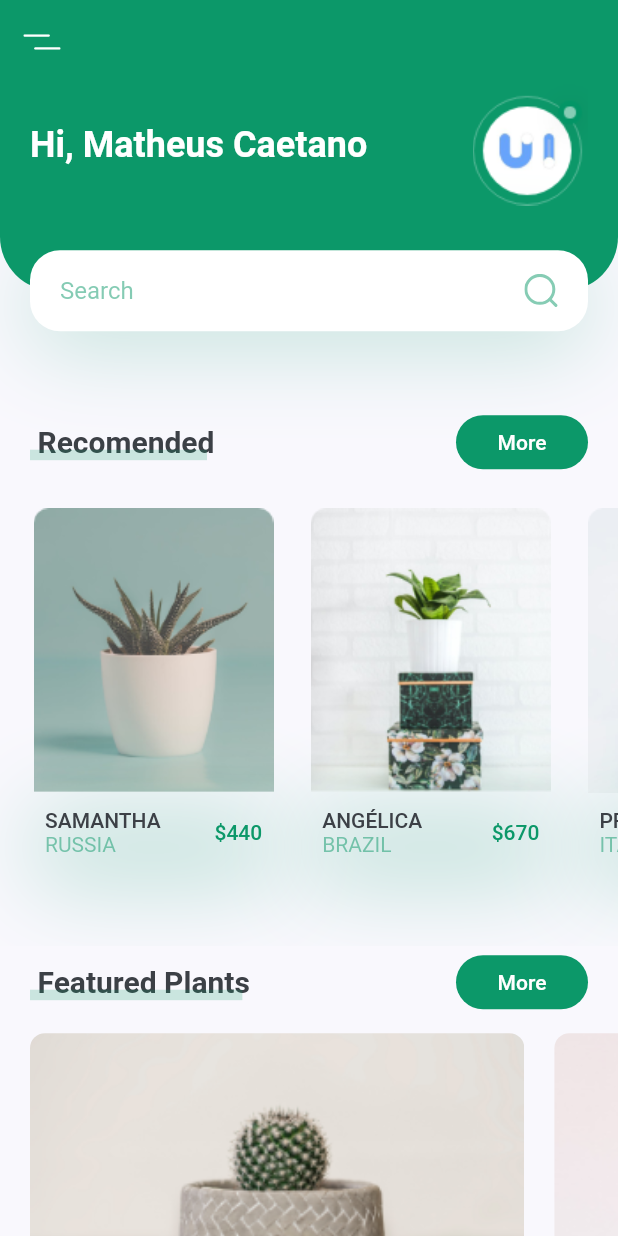
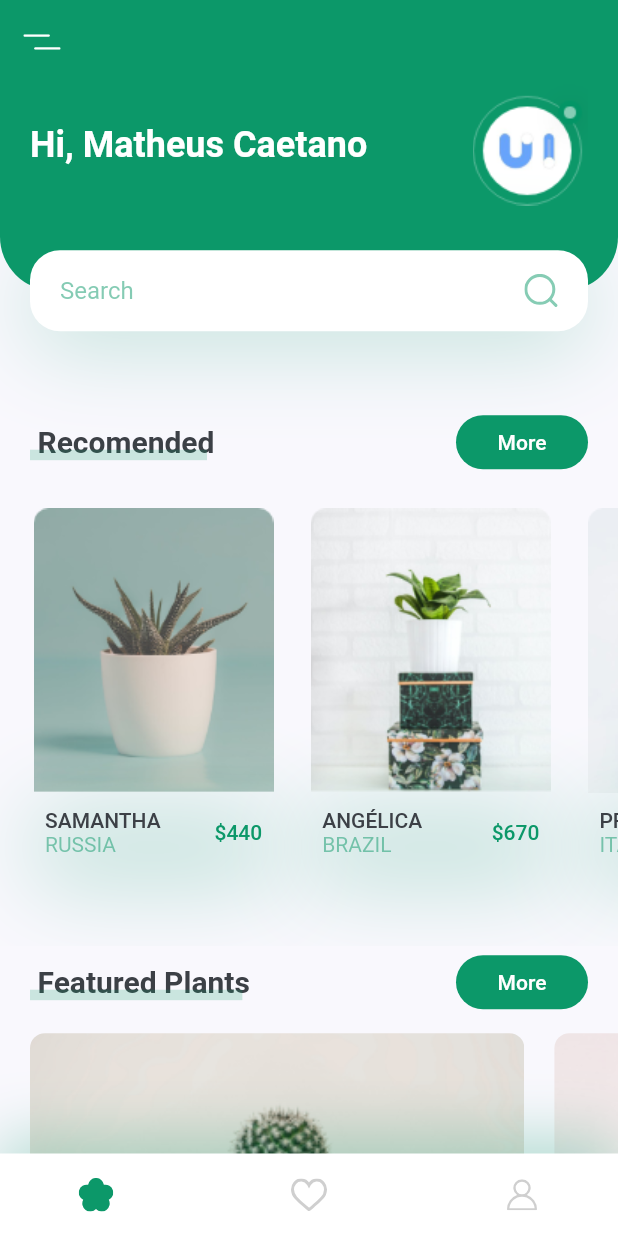
Before and after one commit to CaetanoMatheus/Flutter-ui, a Flutter app: the screen it shows after launch, on a phone screen of 412 x 824 dp. Run offline on Flutter 3.47's test engine with Material 2 defaults, Android fonts, the phone set to English and light mode, and no system bars; our stand-ins replace flutter_svg.

Commit message:
Finished home screen

```diff
--- a/lib/screens/home/home_screens.dart
+++ b/lib/screens/home/home_screens.dart
@@ -2,6 +2,7 @@ import 'package:flutter/material.dart';
 
 import 'package:plant_app/screens/home/components/header.dart';
 import 'package:plant_app/screens/home/components/main.dart';
+import 'package:plant_app/screens/home/styles/home_screen_styles.dart';
 import 'package:plant_app/utils/image_resolver.dart';
 
 class HomeScreen extends StatelessWidget {
@@ -14,6 +15,19 @@ class HomeScreen extends StatelessWidget {
           children: [
             Header(),
             Main(),
+          ],
+        ),
+      ),
+      bottomNavigationBar: Container(
+        height: 55,
+        padding: HomeScreenStyles.bottomNavigationBarPadding(),
+        decoration: HomeScreenStyles.bottomNavigationBar(),
+        child: Row(
+          mainAxisAlignment: MainAxisAlignment.spaceBetween,
+          children: [
+            IconButton(icon: ImageResolver.icon('flower'), onPressed: () {}),
+            IconButton(icon: ImageResolver.icon('heart'), onPressed: () {}),
+            IconButton(icon: ImageResolver.icon('user'), onPressed: () {}),
           ],
         ),
       ),
--- /dev/null
+++ b/lib/screens/home/styles/home_screen_styles.dart
@@ -0,0 +1,25 @@
+import 'package:flutter/material.dart';
+
+import 'package:plant_app/utils/consts.dart';
+
+abstract class HomeScreenStyles {
+  static EdgeInsets bottomNavigationBarPadding() {
+    return EdgeInsets.only(
+      right: Consts.defaultPadding * 2,
+      left: Consts.defaultPadding * 2,
+    );
+  }
+
+  static BoxDecoration bottomNavigationBar() {
+    return BoxDecoration(
+      color: Colors.white,
+      boxShadow: [
+        BoxShadow(
+          offset: Offset(0, -10),
+          blurRadius: 35,
+          color: Consts.primaryColor.withOpacity(.3),
+        )
+      ],
+    );
+  }
+}
```
Also changed, not shown: assets/icons/heart.svg (renamed from assets/icons/heart-icon.svg), assets/icons/user.svg (renamed from assets/icons/user-icon.svg).
